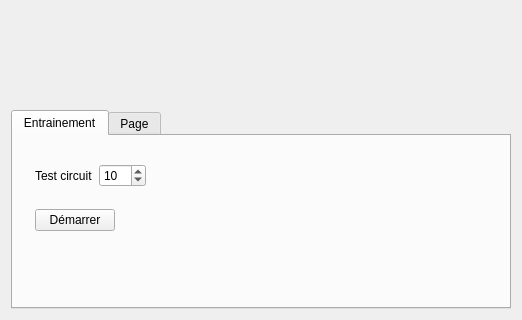
Before: the Qt Designer form CMainWindow.ui in clebail/ia, drawn with Qt 5; both pictures show x 0 to 522 and y 407 to 727 of the 522 by 727 pixel window.
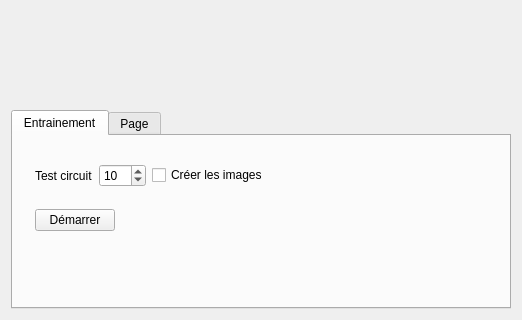
After: the same form once the commit is applied. Custom widgets are drawn as their Qt base class.

Commit message: Utilisation du setup + création des images pour vidéo

```diff
--- a/CMainWindow.ui
+++ b/CMainWindow.ui
@@ -82,6 +82,13 @@
                 </property>
                </widget>
               </item>
+              <item>
+               <widget class="QCheckBox" name="cbCreateImage">
+                <property name="text">
+                 <string>Créer les images</string>
+                </property>
+               </widget>
+              </item>
               <item>
                <spacer name="horizontalSpacer_3">
                 <property name="orientation">
```
The commit also changes 4 other files.
